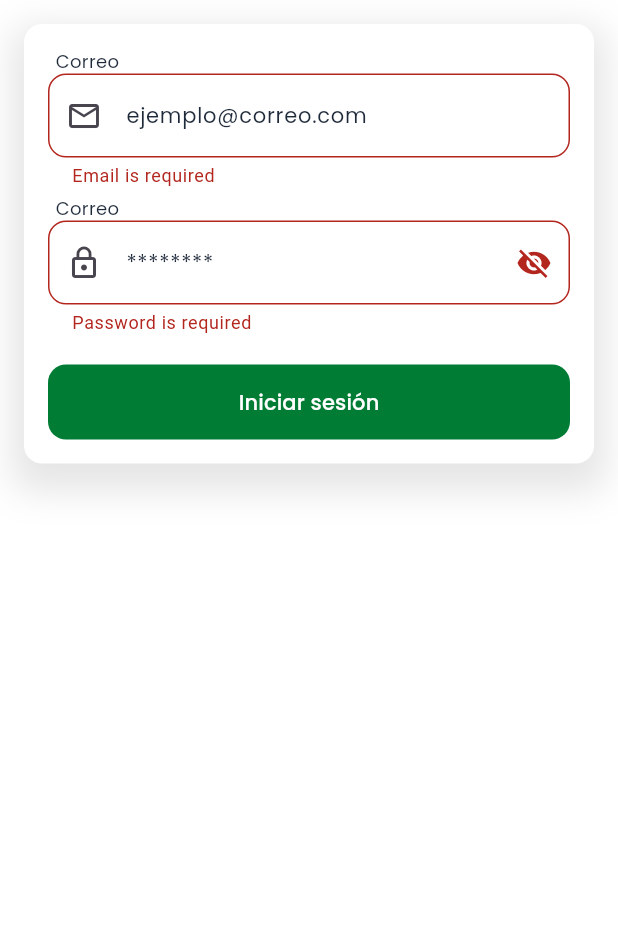
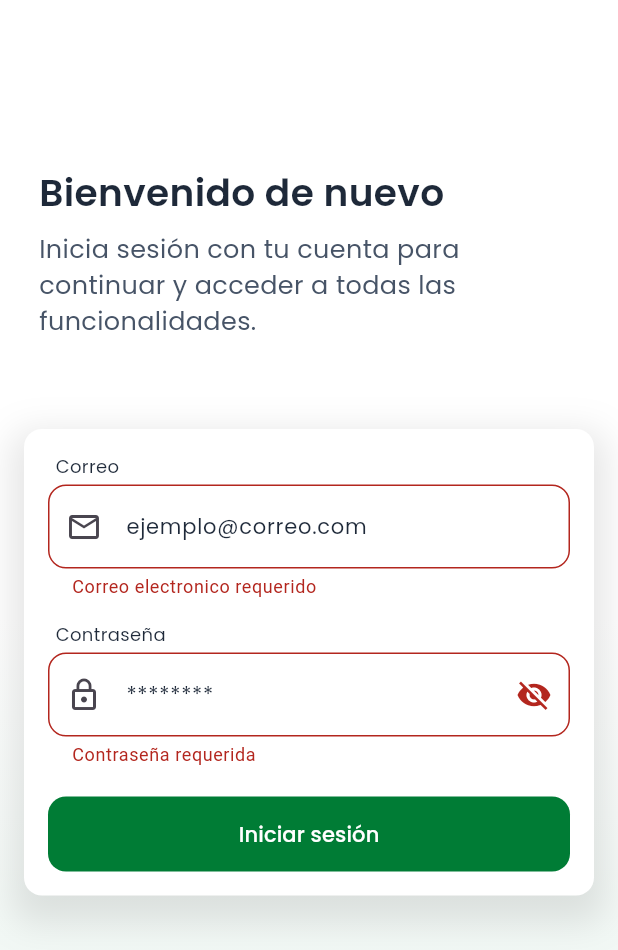
Before and after one commit to Augusto0414/flutter-redux, a Flutter app: the screen it shows after launch, after a tap on "Iniciar sesión", on a phone screen of 412 x 824 dp. Shown: the top 950 px of the screen. Run offline on Flutter 3.47's test engine with Material 3 defaults, Android fonts, the phone set to English and light mode, and no system bars; our stand-ins replace flutter_redux, google_fonts, redux.

Commit message:
fix: update login and implemets function logout

```diff
--- a/lib/app.dart
+++ b/lib/app.dart
@@ -2,6 +2,7 @@ import 'package:flutter/material.dart';
 import 'package:flutter_redux/flutter_redux.dart';
 import 'package:prueba_tecnica/redux/models/auth_state.dart';
 import 'package:prueba_tecnica/screens/auth/login.dart';
+import 'package:prueba_tecnica/screens/home/home.dart';
 import 'package:redux/redux.dart';
 
 class App extends StatelessWidget {
@@ -16,7 +17,11 @@ class App extends StatelessWidget {
         debugShowCheckedModeBanner: false,
         title: 'Prueba tecnica',
         theme: ThemeData(primarySwatch: Colors.blue),
-        home: Login(),
+        initialRoute: '/login',
+        routes: {
+          '/login': (context) => const Login(),
+          '/home': (context) => const HomePage(),
+        },
       ),
     );
   }
--- a/lib/helpers/auth_validation.dart
+++ b/lib/helpers/auth_validation.dart
@@ -1,20 +1,20 @@
 class AuthValidation {
   static String? validateEmail(String? value) {
     if (value == null || value.isEmpty) {
-      return 'Email is required';
+      return 'Correo electronico requerido';
     }
     if (!RegExp(r'^[^@]+@[^@]+\.[^@]+').hasMatch(value)) {
-      return 'Invalid email format';
+      return 'Formato de correo invalido';
     }
     return null;
   }
 
   static String? validatePassword(String? value) {
     if (value == null || value.isEmpty) {
-      return 'Password is required';
+      return 'Contraseña requerida';
     }
     if (value.length < 6) {
-      return 'Password must be at least 6 characters';
+      return 'La contraseña debe tener al menos 6 caracteres';
     }
     return null;
   }
--- /dev/null
+++ b/lib/screens/auth/index.dart
@@ -0,0 +1,11 @@
+export 'package:flutter/material.dart';
+export 'package:flutter_redux/flutter_redux.dart';
+export 'package:google_fonts/google_fonts.dart';
+export 'package:prueba_tecnica/helpers/auth_validation.dart';
+export 'package:prueba_tecnica/redux/actions/auth_action.dart';
+export 'package:prueba_tecnica/redux/models/auth_state.dart';
+export 'package:prueba_tecnica/screens/auth/widgets/box_decoration.dart';
+export 'package:prueba_tecnica/screens/auth/widgets/elevated_button.dart';
+export 'package:prueba_tecnica/screens/auth/widgets/header.dart';
+export 'package:prueba_tecnica/screens/auth/widgets/input_decoration.dart';
+export 'package:prueba_tecnica/screens/home/home.dart';
--- a/lib/screens/auth/login.dart
+++ b/lib/screens/auth/login.dart
@@ -1,12 +1,4 @@
-import 'package:flutter/material.dart';
-import 'package:flutter_redux/flutter_redux.dart';
-import 'package:google_fonts/google_fonts.dart';
-import 'package:prueba_tecnica/helpers/auth_validation.dart';
-import 'package:prueba_tecnica/redux/actions/auth_action.dart';
-import 'package:prueba_tecnica/redux/models/auth_state.dart';
-import 'package:prueba_tecnica/screens/auth/widgets/box_decoration.dart';
-import 'package:prueba_tecnica/screens/auth/widgets/elevated_button.dart';
-import 'package:prueba_tecnica/screens/auth/widgets/input_decoration.dart';
+import 'index.dart';
 
 class Login extends StatefulWidget {
   const Login({super.key});
@@ -16,115 +8,55 @@ class Login extends StatefulWidget {
 }
 
 class _LoginState extends State<Login> {
-  final emailController = TextEditingController();
-  final passwordController = TextEditingController();
+  final _emailController = TextEditingController();
+  final _passwordController = TextEditingController();
   final _formKey = GlobalKey<FormState>();
   bool _obscurePassword = true;
   @override
   Widget build(BuildContext context) {
     return Scaffold(
       backgroundColor: Colors.white,
-      body: SingleChildScrollView(
+      body: Container(
+        padding: const EdgeInsets.symmetric(horizontal: 16.0),
+        width: double.infinity,
+        height: double.infinity,
+        decoration: _buildGradientDecoration(),
+        child: SingleChildScrollView(
           child: Column(
             mainAxisAlignment: MainAxisAlignment.center,
             crossAxisAlignment: CrossAxisAlignment.center,
             children: [
+              Padding(
+                padding: const EdgeInsets.only(top: 40.0),
+                child: const CustomHeader(),
+              ),
               Container(
                 width: double.infinity,
-              margin: const EdgeInsets.all(16),
-              padding: const EdgeInsets.all(16),
+                margin: const EdgeInsets.only(top: 36.0, bottom: 16.0),
+                padding: const EdgeInsets.all(16.0),
                 decoration: CustomBoxDecoration.build(),
                 child: StoreConnector<AuthState, AuthState>(
                   converter: (store) => store.state,
+                  onDidChange: (previousState, newState) {
+                    if (previousState?.token == null &&
+                        newState.token != null) {
+                      Navigator.pushReplacement(
+                        context,
+                        MaterialPageRoute(builder: (_) => HomePage()),
+                      );
+                    }
+                  },
                   builder: (context, authState) {
                     return Form(
                       key: _formKey,
                       child: Column(
+                        mainAxisSize: MainAxisSize.min,
                         children: [
-                        Padding(
-                          padding: const EdgeInsets.only(left: 5),
-                          child: Align(
-                            alignment: Alignment.centerLeft,
-                            child: Text(
-                              'Correo',
-                              style: GoogleFonts.poppins(
-                                fontSize: 12,
-                                fontWeight: FontWeight.w400,
-                                color: const Color(0xFF1E2939),
-                              ),
-                            ),
-                          ),
-                        ),
-                        TextFormField(
-                          controller: emailController,
-                          keyboardType: TextInputType.emailAddress,
-                          decoration: CustomInputDecoration.build(
-                            hintText: 'ejemplo@correo.com',
-                            prefixIcon: const Icon(Icons.email_outlined),
-                          ),
-                          validator: (value) {
-                            return AuthValidation.validateEmail(value);
-                          },
-                        ),
-                        const SizedBox(height: 5),
-                        Padding(
-                          padding: const EdgeInsets.only(left: 5),
-                          child: Align(
-                            alignment: Alignment.centerLeft,
-                            child: Text(
-                              'Correo',
-                              style: GoogleFonts.poppins(
-                                fontSize: 12,
-                                fontWeight: FontWeight.w400,
-                                color: const Color(0xFF1E2939),
-                              ),
-                            ),
-                          ),
-                        ),
-                        TextFormField(
-                          controller: passwordController,
-                          obscureText: _obscurePassword,
-                          decoration: CustomInputDecoration.build(
-                            hintText: '********',
-                            prefixIcon: const Icon(Icons.lock_outline),
-                            isPassword: true,
-                            obscurePassword: _obscurePassword,
-                            togglePasswordVisibility: () {
-                              setState(() {
-                                _obscurePassword = !_obscurePassword;
-                              });
-                            },
-                          ),
-                          validator: (value) {
-                            return AuthValidation.validatePassword(value);
-                          },
-                        ),
+                          _buildEmailField(),
+                          const SizedBox(height: 15),
+                          _buildPasswordField(),
                           const SizedBox(height: 20),
-                        ElevatedButton(
-                          style: CustomElevatedButton.build(),
-                          onPressed: () {
-                            if (_formKey.currentState!.validate()) {
-                              authState.status != AuthStatus.loading
-                                  ? StoreProvider.of<AuthState>(
-                                      context,
-                                    ).dispatch(
-                                      LoginAction(
-                                        email: emailController.text,
-                                        password: passwordController.text,
-                                      ),
-                                    )
-                                  : null;
-                            }
-                          },
-                          child: Text(
-                            '${authState.status == AuthStatus.loading ? 'Cargando...' : 'Iniciar sesión'}',
-                            style: GoogleFonts.poppins(
-                              fontSize: 14,
-                              fontWeight: FontWeight.w500,
-                              color: Colors.white,
-                            ),
-                          ),
-                        ),
+                          _buildLoginButton(authState),
                         ],
                       ),
                     );
@@ -134,6 +66,107 @@ class _LoginState extends State<Login> {
             ],
           ),
         ),
+      ),
+    );
+  }
+
+  Widget _buildLoginButton(AuthState authState) {
+    final isLoading = authState.status == AuthStatus.loading;
+    return ElevatedButton(
+      style: CustomElevatedButton.build(),
+      onPressed: isLoading ? null : _handleLogin,
+      child: Text(
+        isLoading ? 'Cargando...' : 'Iniciar sesión',
+        style: GoogleFonts.poppins(
+          fontSize: 14,
+          fontWeight: FontWeight.w500,
+          color: Colors.white,
+        ),
+      ),
+    );
+  }
+
+  Widget _buildEmailField() {
+    return Column(
+      crossAxisAlignment: CrossAxisAlignment.start,
+      children: [
+        _buildFieldLabel('Correo'),
+        const SizedBox(height: 4),
+        TextFormField(
+          controller: _emailController,
+          keyboardType: TextInputType.emailAddress,
+          decoration: CustomInputDecoration.build(
+            hintText: 'ejemplo@correo.com',
+            prefixIcon: const Icon(Icons.email_outlined),
+          ),
+          validator: AuthValidation.validateEmail,
+        ),
+      ],
+    );
+  }
+
+  Widget _buildPasswordField() {
+    return Column(
+      crossAxisAlignment: CrossAxisAlignment.start,
+      children: [
+        _buildFieldLabel('Contraseña'),
+        const SizedBox(height: 4),
+        TextFormField(
+          controller: _passwordController,
+          obscureText: _obscurePassword,
+          decoration: CustomInputDecoration.build(
+            hintText: '********',
+            prefixIcon: const Icon(Icons.lock_outline),
+            isPassword: true,
+            obscurePassword: _obscurePassword,
+            togglePasswordVisibility: _togglePasswordVisibility,
+          ),
+          validator: AuthValidation.validatePassword,
+        ),
+      ],
+    );
+  }
+
+  Widget _buildFieldLabel(String text) {
+    return Padding(
+      padding: const EdgeInsets.only(left: 5),
+      child: Align(
+        alignment: Alignment.centerLeft,
+        child: Text(
+          text,
+          style: GoogleFonts.poppins(
+            fontSize: 12,
+            fontWeight: FontWeight.w400,
+            color: const Color(0xFF1E2939),
+          ),
+        ),
+      ),
+    );
+  }
+
+  BoxDecoration _buildGradientDecoration() {
+    return const BoxDecoration(
+      gradient: LinearGradient(
+        begin: Alignment.topCenter,
+        end: Alignment.bottomCenter,
+        colors: [Color(0xFFFFFFFF), Color(0xFFFFFFFF), Color(0xFFE6F2EC)],
+      ),
+    );
+  }
+
+  void _togglePasswordVisibility() {
+    setState(() {
+      _obscurePassword = !_obscurePassword;
+    });
+  }
+
+  void _handleLogin() {
+    if (!_formKey.currentState!.validate()) return;
+    StoreProvider.of<AuthState>(context).dispatch(
+      LoginAction(
+        email: _emailController.text.trim(),
+        password: _passwordController.text,
+      ),
     );
   }
 }
--- /dev/null
+++ b/lib/screens/auth/widgets/header.dart
@@ -0,0 +1,36 @@
+import 'package:flutter/material.dart';
+import 'package:google_fonts/google_fonts.dart';
+
+class CustomHeader extends StatelessWidget {
+  const CustomHeader({super.key});
+
+  @override
+  Widget build(BuildContext context) {
+    return Container(
+      padding: const EdgeInsets.symmetric(horizontal: 10.0, vertical: 24.0),
+      margin: const EdgeInsets.only(top: 46.0),
+      child: Column(
+        crossAxisAlignment: CrossAxisAlignment.start,
+        children: [
+          Text(
+            'Bienvenido de nuevo',
+            style: GoogleFonts.poppins(
+              fontSize: 25,
+              fontWeight: FontWeight.w600,
+              color: const Color(0xFF1E2939),
+            ),
+          ),
+          const SizedBox(height: 8.0),
+          Text(
+            'Inicia sesión con tu cuenta para continuar y acceder a todas las funcionalidades.',
+            style: GoogleFonts.poppins(
+              fontSize: 17,
+              fontWeight: FontWeight.w400,
+              color: const Color(0xFF475467),
+            ),
+          ),
+        ],
+      ),
+    );
+  }
+}
--- a/lib/screens/home/home.dart
+++ b/lib/screens/home/home.dart
@@ -1,10 +1,56 @@
 import 'package:flutter/material.dart';
+import 'package:flutter_redux/flutter_redux.dart';
+import 'package:prueba_tecnica/redux/actions/auth_action.dart';
+import 'package:prueba_tecnica/redux/models/auth_state.dart';
 
 class HomePage extends StatelessWidget {
   const HomePage({super.key});
 
   @override
   Widget build(BuildContext context) {
-    return Container();
+    return StoreConnector<AuthState, AuthState>(
+      distinct: true,
+      converter: (store) => store.state,
+      builder: (context, authState) {
+        if (authState.status == AuthStatus.unauthenticated) {
+          WidgetsBinding.instance.addPostFrameCallback((_) {
+            Navigator.pushReplacementNamed(context, '/login');
+          });
+        }
+
+        return Scaffold(
+          body: Column(
+            mainAxisAlignment: MainAxisAlignment.center,
+            children: [
+              _buildWelcomeMessage(),
+              const SizedBox(height: 20),
+              StoreConnector<AuthState, VoidCallback>(
+                converter: (store) =>
+                    () => store.dispatch(LogoutAction()),
+                builder: (context, logoutCallback) {
+                  return _buildLogoutButton(logoutCallback);
+                },
+              ),
+            ],
+          ),
+        );
+      },
+    );
+  }
+
+  Widget _buildWelcomeMessage() {
+    return const Center(
+      child: Text(
+        'Welcome to the Home Page!',
+        style: TextStyle(fontSize: 18, fontWeight: FontWeight.bold),
+      ),
+    );
+  }
+
+  Widget _buildLogoutButton(VoidCallback logoutCallback) {
+    return ElevatedButton(
+      onPressed: logoutCallback,
+      child: const Text('Logout'),
+    );
   }
 }
```
Also changed, not shown: pubspec.yaml (+4 -3 lines), assets/cats.gif (added). Lines whose indentation alone changed are shown as unchanged.
